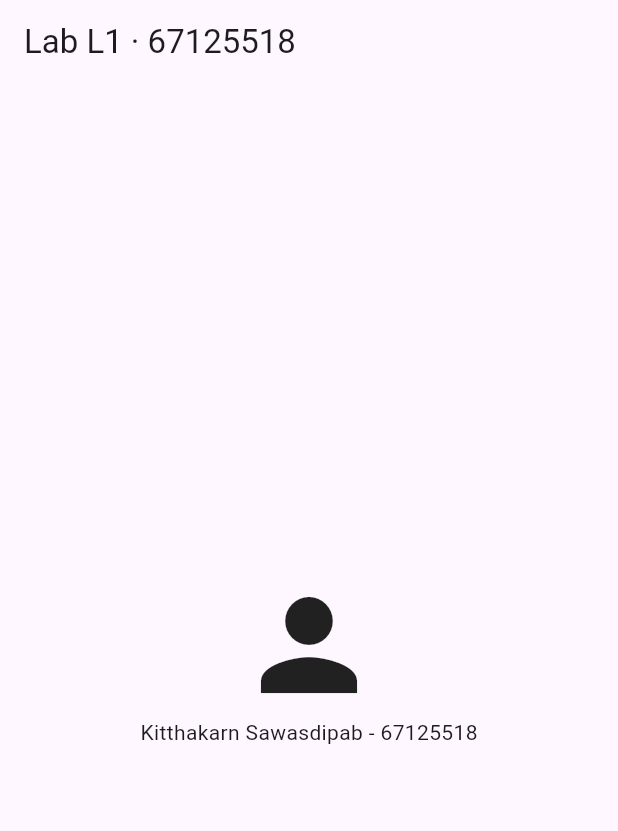
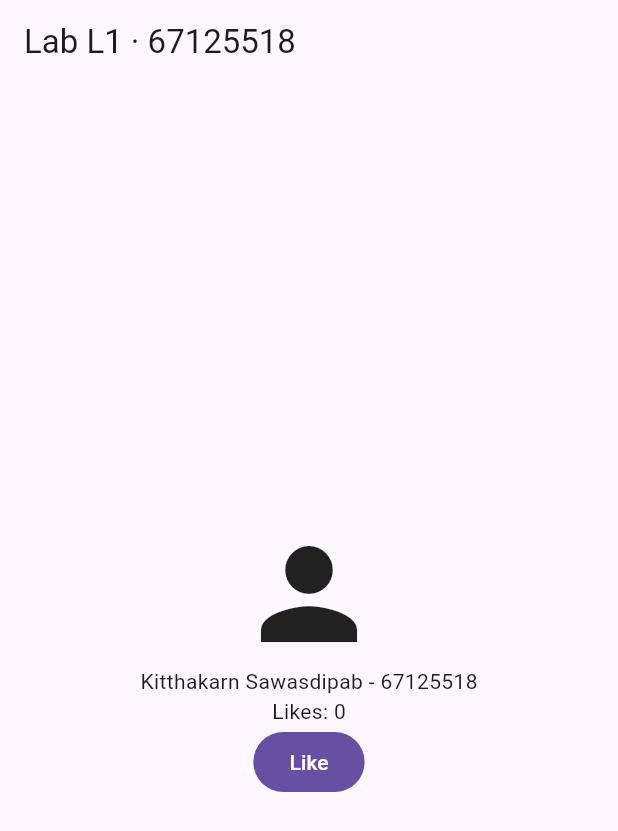
Before and after one commit to kitthakarn-sawasdipab/lab01_profile, a Flutter app: the screen it shows after launch, on a phone screen of 412 x 824 dp. Shown: the top 831 px of the screen. Run offline on Flutter 3.47's test engine with Material 3 defaults, Android fonts, the phone set to English and light mode, and no system bars.

Commit message:
Add like counter with setState

```diff
--- a/lib/main.dart
+++ b/lib/main.dart
@@ -2,19 +2,30 @@ import 'package:flutter/material.dart';
 
 void main() => runApp(const MaterialApp(home: HomePage()));
 
-class HomePage extends StatelessWidget {
+class HomePage extends StatefulWidget {
   const HomePage({super.key});
+
+  @override
+  State<HomePage> createState() => _HomePageState();
+}
+
+class _HomePageState extends State<HomePage> {
+  int _likes = 0;
+
+  void _like() => setState(() => _likes++);
 
   @override
   Widget build(BuildContext context) {
     return Scaffold(
       appBar: AppBar(title: const Text('Lab L1 · 67125518')),
-      body: const Center(
+      body: Center(
         child: Column(
           mainAxisSize: MainAxisSize.min,
           children: [
-            Icon(Icons.person, size: 96),
-            Text('Kitthakarn Sawasdipab - 67125518'),
+            const Icon(Icons.person, size: 96),
+            const Text('Kitthakarn Sawasdipab - 67125518'),
+            Text('Likes: $_likes'),
+            FilledButton(onPressed: _like, child: const Text('Like')),
           ],
         ),
       ),
```
Also changed, not shown: 1 other file.
